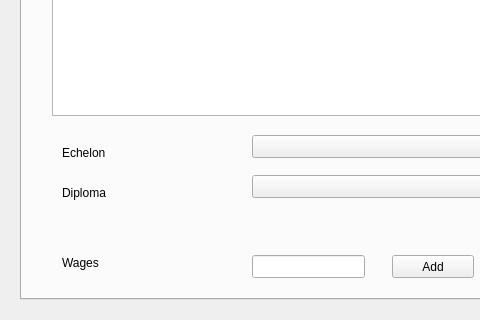
The window that managesalariesdialog.ui (MrRisoni/Gauss) describes before a commit, drawn with Qt 5; both pictures show x 0 to 480 and y 241 to 561 of the 660 by 561 pixel window.
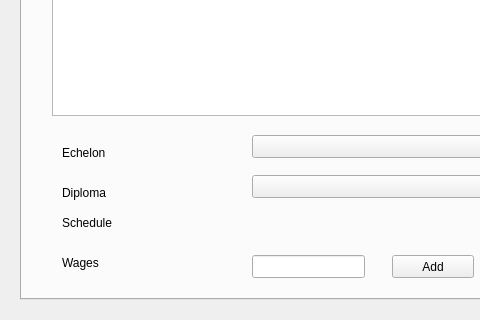
The same window after the commit. The open tabs and pages were chosen to show the change.

Commit message: add echelon base wage

Diff of the .ui file:
```diff
--- a/managesalariesdialog.ui
+++ b/managesalariesdialog.ui
@@ -440,6 +440,19 @@
       <string>Add</string>
      </property>
     </widget>
+    <widget class="QLabel" name="label_13">
+     <property name="geometry">
+      <rect>
+       <x>40</x>
+       <y>410</y>
+       <width>61</width>
+       <height>15</height>
+      </rect>
+     </property>
+     <property name="text">
+      <string>Schedule</string>
+     </property>
+    </widget>
    </widget>
   </widget>
  </widget>
```
Left out of the diff: 4 changed lines with no effect on the pictures. The commit also changes 2 other files.
